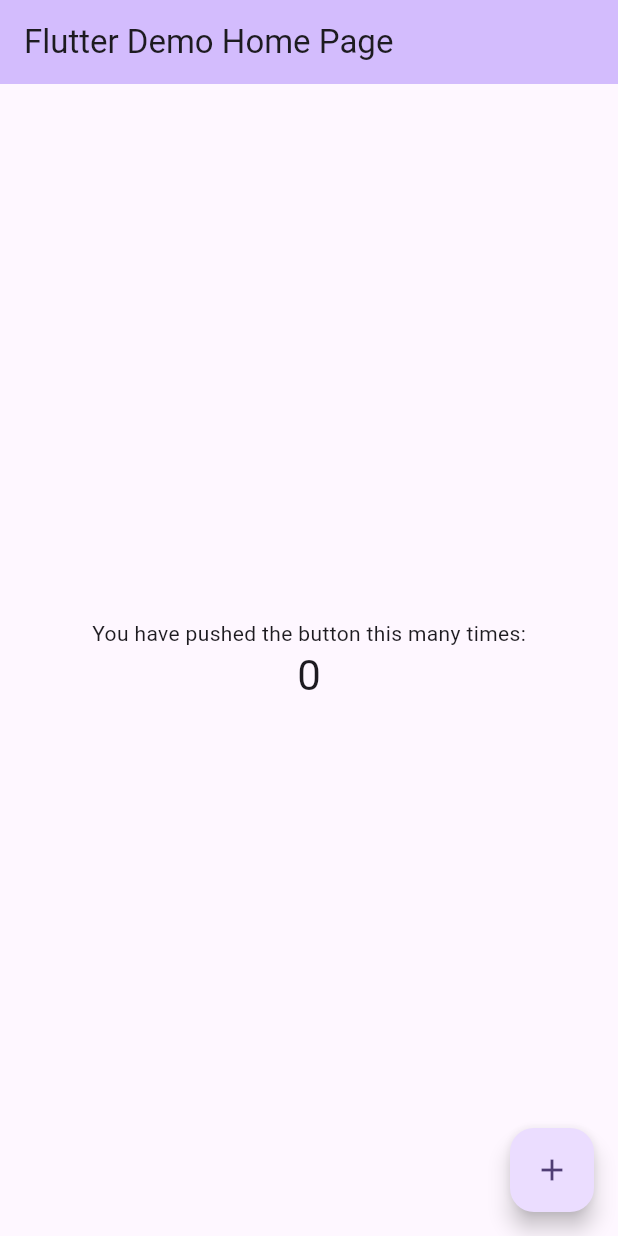
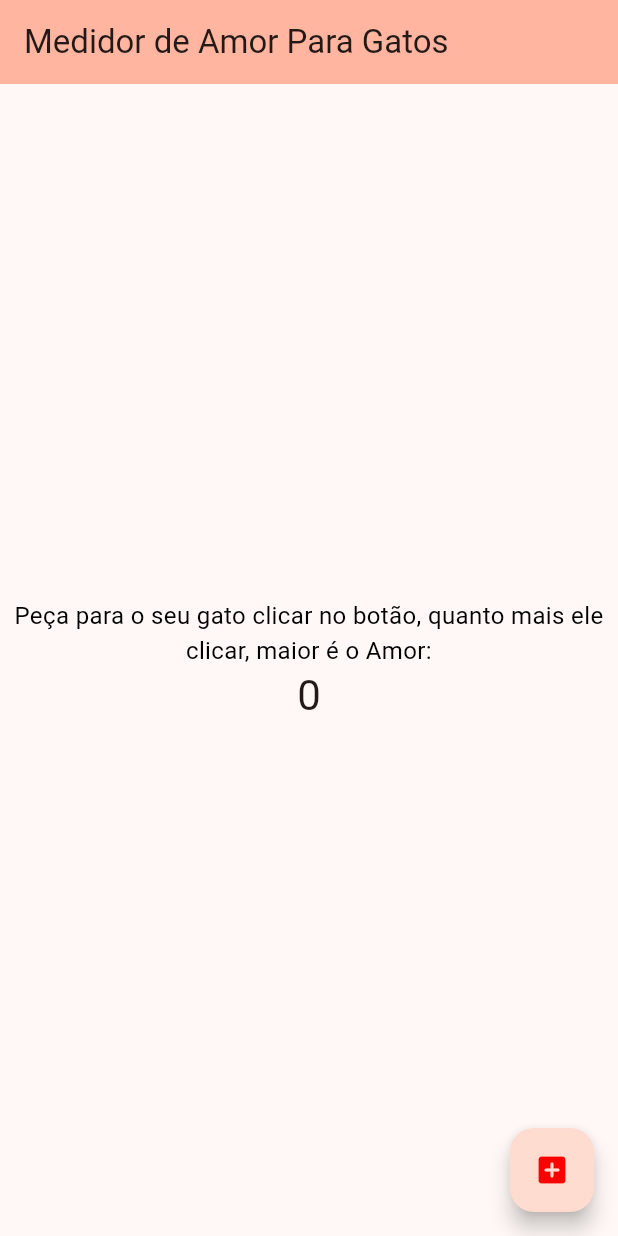
Before and after one commit to PauloAdson/meuappflutter, a Flutter app: the screen it shows after launch, on a phone screen of 412 x 824 dp. Run offline on Flutter 3.47's test engine with Material 2 defaults, Android fonts, the phone set to English and light mode, and no system bars.

Commit message:
edição de cores e centralização

```diff
--- a/lib/main.dart
+++ b/lib/main.dart
@@ -11,7 +11,7 @@ class MyApp extends StatelessWidget {
   @override
   Widget build(BuildContext context) {
     return MaterialApp(
-      title: 'Flutter Demo',
+      title: 'Medidor de Amor Para Gatos Demo',
       theme: ThemeData(
         // This is the theme of your application.
         //
@@ -28,10 +28,10 @@ class MyApp extends StatelessWidget {
         //
         // This works for code too, not just values: Most code changes can be
         // tested with just a hot reload.
-        colorScheme: ColorScheme.fromSeed(seedColor: Colors.deepPurple),
+        colorScheme: ColorScheme.fromSeed(seedColor: Colors.deepOrangeAccent),
         useMaterial3: true,
       ),
-      home: const MyHomePage(title: 'Flutter Demo Home Page'),
+      home: const MyHomePage(title: 'Medidor de Amor Para Gatos'),
     );
   }
 }
@@ -65,6 +65,7 @@ class _MyHomePageState extends State<MyHomePage> {
       // _counter without calling setState(), then the build method would not be
       // called again, and so nothing would appear to happen.
       _counter++;
+      debugPrint('debug: _counter');
     });
   }
 
@@ -106,7 +107,8 @@ class _MyHomePageState extends State<MyHomePage> {
           mainAxisAlignment: MainAxisAlignment.center,
           children: <Widget>[
             const Text(
-              'You have pushed the button this many times:',
+              'Peça para o seu gato clicar no botão, quanto mais ele clicar, maior é o Amor:',
+              style: TextStyle(color: Colors.black, fontSize: 16,), textAlign: TextAlign.center,
             ),
             Text(
               '$_counter',
@@ -118,7 +120,7 @@ class _MyHomePageState extends State<MyHomePage> {
       floatingActionButton: FloatingActionButton(
         onPressed: _incrementCounter,
         tooltip: 'Increment',
-        child: const Icon(Icons.add),
+        child: const Icon(Icons.add_box_rounded,color: Color.fromARGB(255, 255, 0, 0),),
       ), // This trailing comma makes auto-formatting nicer for build methods.
     );
   }
```
